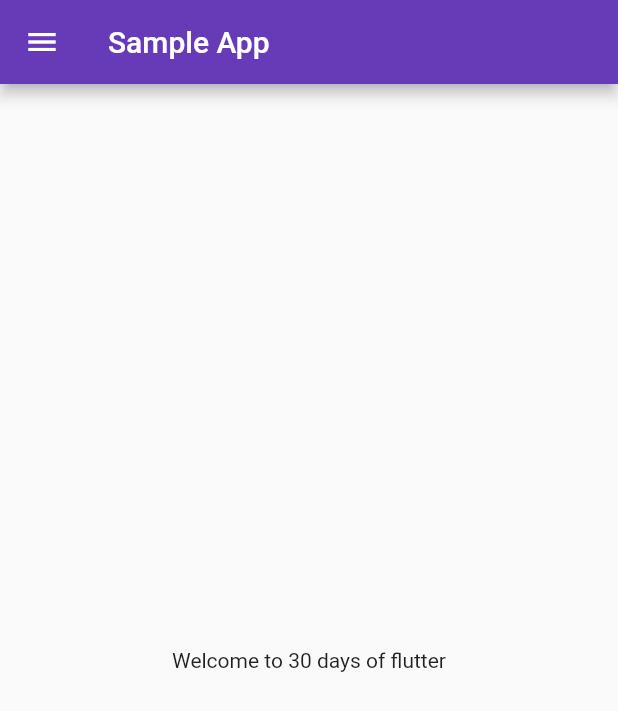
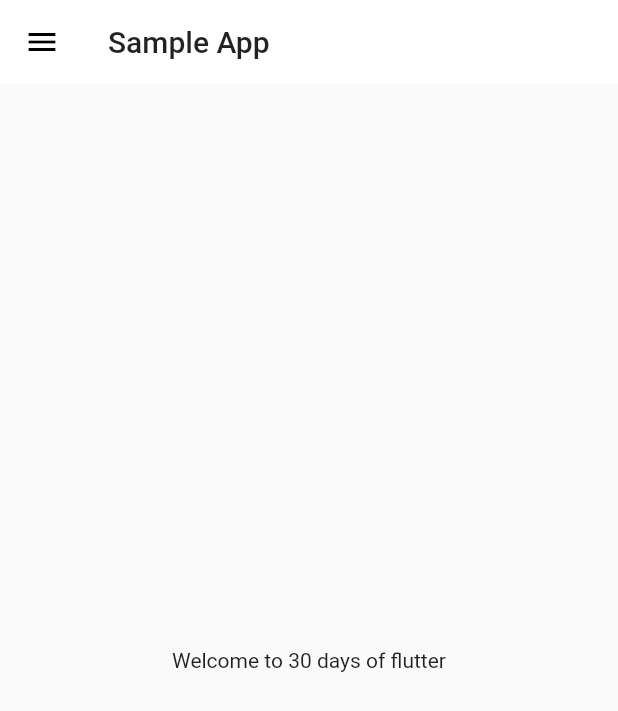
Before and after one commit to tejasisboss/firstflutterproject, a Flutter app: the screen it shows after launch, on a phone screen of 412 x 824 dp. Shown: the top 711 px of the screen. Run offline on Flutter 3.47's test engine with Material 2 defaults, Android fonts, the phone set to English and light mode, and no system bars; our stand-ins replace google_fonts.

Commit message:
day8 theme extracted

```diff
--- a/lib/main.dart
+++ b/lib/main.dart
@@ -2,7 +2,7 @@ import 'package:flutter/material.dart';
 import 'package:flutter_basics/pages/home_page.dart';
 import 'package:flutter_basics/pages/login_page.dart';
 import 'package:flutter_basics/utils/routes.dart';
-import 'package:google_fonts/google_fonts.dart';
+import 'package:flutter_basics/widgets/themes.dart';
 
 void main() {
   runApp(MyApp());
@@ -22,14 +22,8 @@ class MyApp extends StatelessWidget {
     return MaterialApp(
       //home: HomePage(),
       themeMode: ThemeMode.light,
-      theme: ThemeData(
-        primarySwatch: Colors.deepPurple,
-        fontFamily: GoogleFonts.roboto().fontFamily,
-        //primaryTextTheme: GoogleFonts.lalezarTextTheme().,
-      ),
-      darkTheme: ThemeData(
-        brightness: Brightness.dark,
-      ),
+      theme: MyTheme.lightTheme(context),
+      darkTheme: MyTheme.darkTheme(context),
       //darkTheme: ThemeData.dark(),
       initialRoute: MyRoutes.homeRoute,
       routes: {
--- a/lib/pages/home_page.dart
+++ b/lib/pages/home_page.dart
@@ -1,3 +1,5 @@
+import 'dart:ui';
+
 import 'package:flutter/material.dart';
 import 'package:flutter_basics/widgets/drawer.dart';
 
@@ -7,7 +9,15 @@ class HomePage extends StatelessWidget {
   Widget build(BuildContext context) {
     return Scaffold(
       appBar: AppBar(
-        title: Text("Sample App"),
+        //backgroundColor: Colors.white,
+        //elevation: 0,
+        //iconTheme: IconThemeData(color: Colors.black),
+        title: Text(
+          "Sample App",
+          /*style: TextStyle(
+            color: Colors.black,
+          ),*/
+        ),
       ),
       body: Center(
         child: Container(
--- /dev/null
+++ b/lib/widgets/themes.dart
@@ -0,0 +1,20 @@
+import 'package:flutter/material.dart';
+import 'package:google_fonts/google_fonts.dart';
+
+class MyTheme {
+  static ThemeData lightTheme(BuildContext context) => ThemeData(
+        primarySwatch: Colors.deepPurple,
+        fontFamily: GoogleFonts.roboto().fontFamily,
+        appBarTheme: AppBarTheme(
+          color: Colors.white,
+          elevation: 0,
+          iconTheme: IconThemeData(color: Colors.black),
+          textTheme: Theme.of(context).textTheme,
+        ),
+        //primaryTextTheme: GoogleFonts.lalezarTextTheme().,
+      );
+
+  static ThemeData darkTheme(BuildContext context) => ThemeData(
+        brightness: Brightness.dark,
+      );
+}
```
